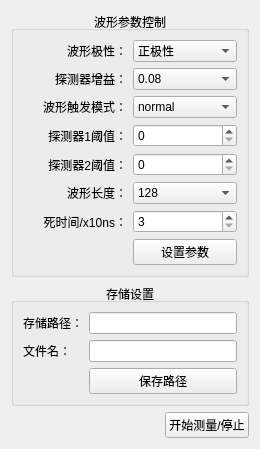
This is waveformmodel.ui in MrXiaomao/Cu_Activation as Qt 5 draws it before an edit. The edited form follows.
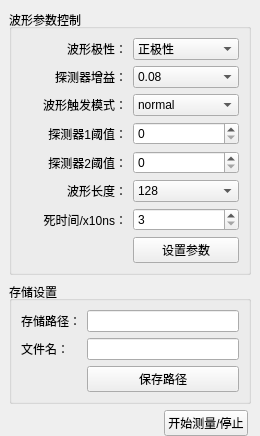
This is the edited form.

What changed in the file:
```diff
--- a/waveformmodel.ui
+++ b/waveformmodel.ui
@@ -7,20 +7,32 @@
     <x>0</x>
     <y>0</y>
     <width>260</width>
-    <height>403</height>
+    <height>400</height>
    </rect>
   </property>
   <property name="windowTitle">
    <string>Dialog</string>
   </property>
   <layout class="QVBoxLayout" name="verticalLayout">
+   <property name="leftMargin">
+    <number>9</number>
+   </property>
+   <property name="topMargin">
+    <number>9</number>
+   </property>
+   <property name="rightMargin">
+    <number>9</number>
+   </property>
+   <property name="bottomMargin">
+    <number>0</number>
+   </property>
    <item>
     <widget class="QGroupBox" name="groupBox">
      <property name="title">
       <string>波形参数控制</string>
      </property>
      <property name="alignment">
-      <set>Qt::AlignCenter</set>
+      <set>Qt::AlignLeading|Qt::AlignLeft|Qt::AlignVCenter</set>
      </property>
      <layout class="QGridLayout" name="gridLayout">
       <item row="0" column="0">
@@ -229,7 +241,7 @@
       <string>存储设置</string>
      </property>
      <property name="alignment">
-      <set>Qt::AlignCenter</set>
+      <set>Qt::AlignLeading|Qt::AlignLeft|Qt::AlignVCenter</set>
      </property>
      <layout class="QGridLayout" name="gridLayout_2">
       <item row="0" column="0">
@@ -297,6 +309,22 @@
         </property>
        </widget>
       </item>
+      <item>
+       <spacer name="horizontalSpacer_2">
+        <property name="orientation">
+         <enum>Qt::Horizontal</enum>
+        </property>
+        <property name="sizeType">
+         <enum>QSizePolicy::Fixed</enum>
+        </property>
+        <property name="sizeHint" stdset="0">
+         <size>
+          <width>3</width>
+          <height>20</height>
+         </size>
+        </property>
+       </spacer>
+      </item>
      </layout>
     </widget>
    </item>
@@ -308,7 +336,7 @@
      <property name="sizeHint" stdset="0">
       <size>
        <width>20</width>
-       <height>0</height>
+       <height>6</height>
       </size>
      </property>
     </spacer>
```
Left out of the diff: 12 changed lines with no effect on the pictures.
